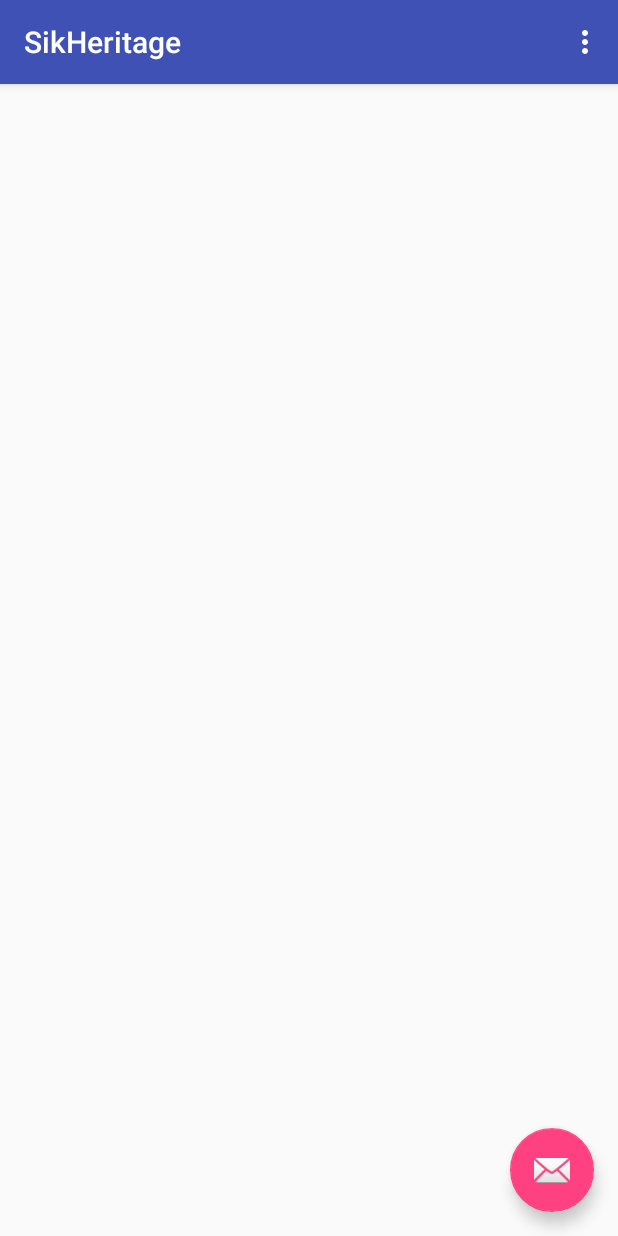
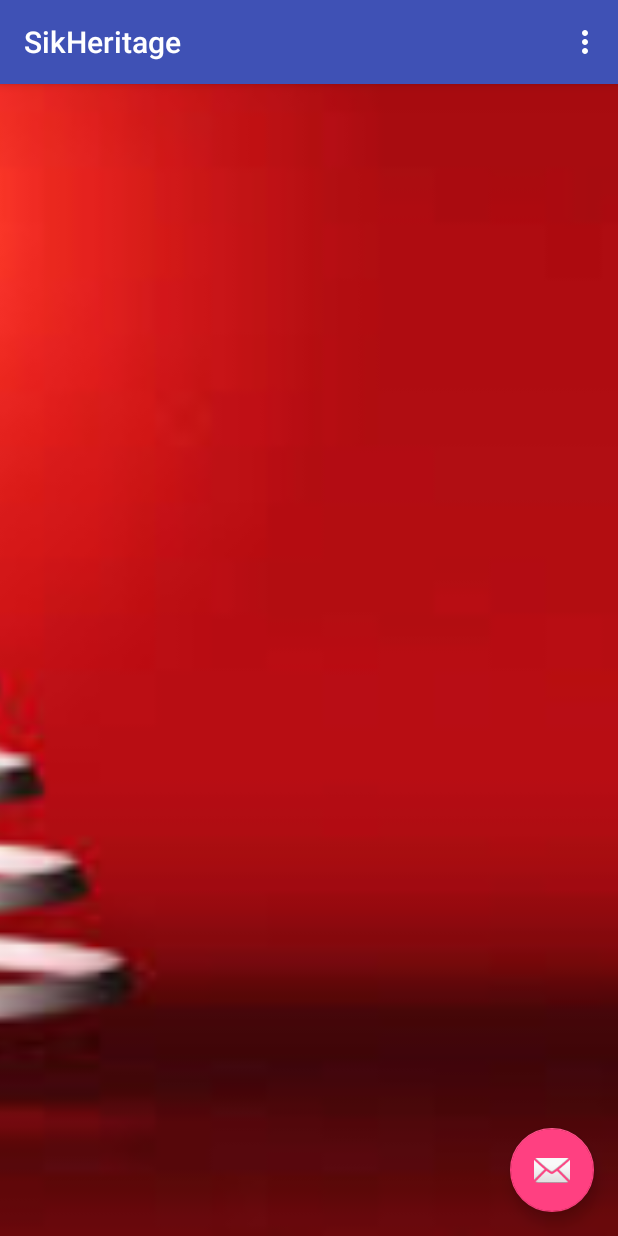
Before and after one commit to sharndip11/SikHeritage, an Android app: the screen it shows after launch (MainActivity), on a phone screen of 412 x 824 dp. Run offline under Robolectric (Android 15) with nearby library versions, the phone set to English and light mode, and no system bars; 5 statements that could not run were skipped.

Commit message:
Carousel pour la page d'accueil. On continue à chercher pour le Forum, comme tu nous avait expliqué.

```diff
--- a/app/src/main/java/com/example/sharndip/sikheritage/MainActivity.java
+++ b/app/src/main/java/com/example/sharndip/sikheritage/MainActivity.java
@@ -14,9 +14,12 @@ import android.support.v7.widget.Toolbar;
 import android.view.View;
 import android.view.Menu;
 import android.view.MenuItem;
+import android.view.animation.Animation;
+import android.view.animation.AnimationUtils;
 import android.widget.AdapterView;
 import android.widget.ArrayAdapter;
 import android.widget.ListView;
+import android.widget.ViewFlipper;
 
 import java.util.ArrayList;
 
@@ -28,6 +31,9 @@ public class MainActivity extends AppCompatActivity implements AdapterView.OnIte
     private ListView navList;
     public FragmentTransaction fragmentTransaction;
     private FragmentManager fragmentManager;
+
+    Animation fade_in, fade_out;
+    ViewFlipper viewFlipper;
 
     @Override
     protected void onCreate(Bundle savedInstanceState) {
@@ -59,6 +65,21 @@ public class MainActivity extends AppCompatActivity implements AdapterView.OnIte
         fragmentManager = getSupportFragmentManager();
 
         loadSelection(0);
+
+        viewFlipper = (ViewFlipper) this.findViewById(R.id.backgroundViewFlipper1);
+
+        fade_in = AnimationUtils.loadAnimation(this,
+                android.R.anim.fade_in);
+        fade_out =  AnimationUtils.loadAnimation(this,
+                android.R.anim.fade_out);
+
+        viewFlipper.setInAnimation(fade_in);
+        viewFlipper.setOutAnimation(fade_out);
+
+        //anim automatique
+        viewFlipper.setAutoStart(true);
+        viewFlipper.setFlipInterval(5000);
+        viewFlipper.startFlipping();
 
         Toolbar toolbar = (Toolbar) findViewById(R.id.toolbar);
         setSupportActionBar(toolbar);
--- /dev/null
+++ b/app/src/main/res/anim/fade_in.xml
@@ -0,0 +1,8 @@
+<?xml version="1.0" encoding="utf-8"?>
+<set xmlns:android="http://schemas.android.com/apk/res/android">
+    <alpha
+        android:duration="2000"
+        android:fromAlpha="0.0"
+        android:toAlpha="1.0"
+        android:interpolator="@android:anim/accelerate_interpolator" />
+</set>
--- /dev/null
+++ b/app/src/main/res/anim/fade_out.xml
@@ -0,0 +1,8 @@
+<?xml version="1.0" encoding="utf-8"?>
+<set xmlns:android="http://schemas.android.com/apk/res/android">
+    <alpha
+        android:duration="2000"
+        android:fromAlpha="0.0"
+        android:toAlpha="1.0"
+        android:interpolator="@android:anim/accelerate_interpolator" />
+</set>
--- a/app/src/main/res/layout/fragment_home.xml
+++ b/app/src/main/res/layout/fragment_home.xml
@@ -1,9 +1,76 @@
-<FrameLayout xmlns:android="http://schemas.android.com/apk/res/android"
+<RelativeLayout xmlns:android="http://schemas.android.com/apk/res/android"
     xmlns:tools="http://schemas.android.com/tools"
     android:layout_width="match_parent"
     android:layout_height="match_parent"
     tools:context="com.example.sharndip.sikheritage.HomeFragment">
 
+    <LinearLayout
+        android:layout_width="fill_parent"
+        android:layout_height="fill_parent">
 
+        <ViewFlipper
+            android:id="@+id/backgroundViewFlipper1"
+            android:layout_width="fill_parent"
+            android:layout_height="fill_parent">
 
-</FrameLayout>
+            <ImageView
+                android:id="@+id/backgroundImageView8"
+                android:layout_width="fill_parent"
+                android:layout_height="fill_parent"
+                android:scaleType="centerCrop"
+                android:src="@drawable/pic1"/>
+
+            <ImageView
+                android:id="@+id/backgroundImageView7"
+                android:layout_width="fill_parent"
+                android:layout_height="fill_parent"
+                android:scaleType="centerCrop"
+                android:src="@drawable/pic2"/>
+
+            <ImageView
+                android:id="@+id/backgroundImageView6"
+                android:layout_width="fill_parent"
+                android:layout_height="fill_parent"
+                android:scaleType="centerCrop"
+                android:src="@drawable/pic3"/>
+
+            <ImageView
+                android:id="@+id/backgroundImageView5"
+                android:layout_width="fill_parent"
+                android:layout_height="fill_parent"
+                android:scaleType="centerCrop"
+                android:src="@drawable/pic4"/>
+
+            <ImageView
+                android:id="@+id/backgroundImageView4"
+                android:layout_width="fill_parent"
+                android:layout_height="fill_parent"
+                android:scaleType="centerCrop"
+                android:src="@drawable/pic5"/>
+
+            <ImageView
+                android:id="@+id/backgroundImageView3"
+                android:layout_width="fill_parent"
+                android:layout_height="fill_parent"
+                android:scaleType="centerCrop"
+                android:src="@drawable/pic6"/>
+
+            <ImageView
+                android:id="@+id/backgroundImageView2"
+                android:layout_width="fill_parent"
+                android:layout_height="fill_parent"
+                android:scaleType="centerCrop"
+                android:src="@drawable/pic7"/>
+
+            <ImageView
+                android:id="@+id/backgroundImageView1"
+                android:layout_width="fill_parent"
+                android:layout_height="fill_parent"
+                android:scaleType="centerCrop"
+                android:src="@drawable/pic8"/>
+
+        </ViewFlipper>
+
+    </LinearLayout>
+
+</RelativeLayout>
```
Also changed, not shown: app/src/main/res/drawable/pic1.jpg (renamed from app/src/main/res/drawable/1.jpg), app/src/main/res/drawable/pic2.jpg (renamed from app/src/main/res/drawable/2.jpg), app/src/main/res/drawable/pic3.jpg (renamed from app/src/main/res/drawable/3.jpg), app/src/main/res/drawable/pic4.jpg (renamed from app/src/main/res/drawable/4.jpg), app/src/main/res/drawable/pic5.jpg (renamed from app/src/main/res/drawable/5.jpg), app/src/main/res/drawable/pic6.jpg (renamed from app/src/main/res/drawable/6.jpg), app/src/main/res/drawable/pic7.jpg (renamed from app/src/main/res/drawable/7.jpg), app/src/main/res/drawable/pic8.jpg (renamed from app/src/main/res/drawable/8.jpg).
